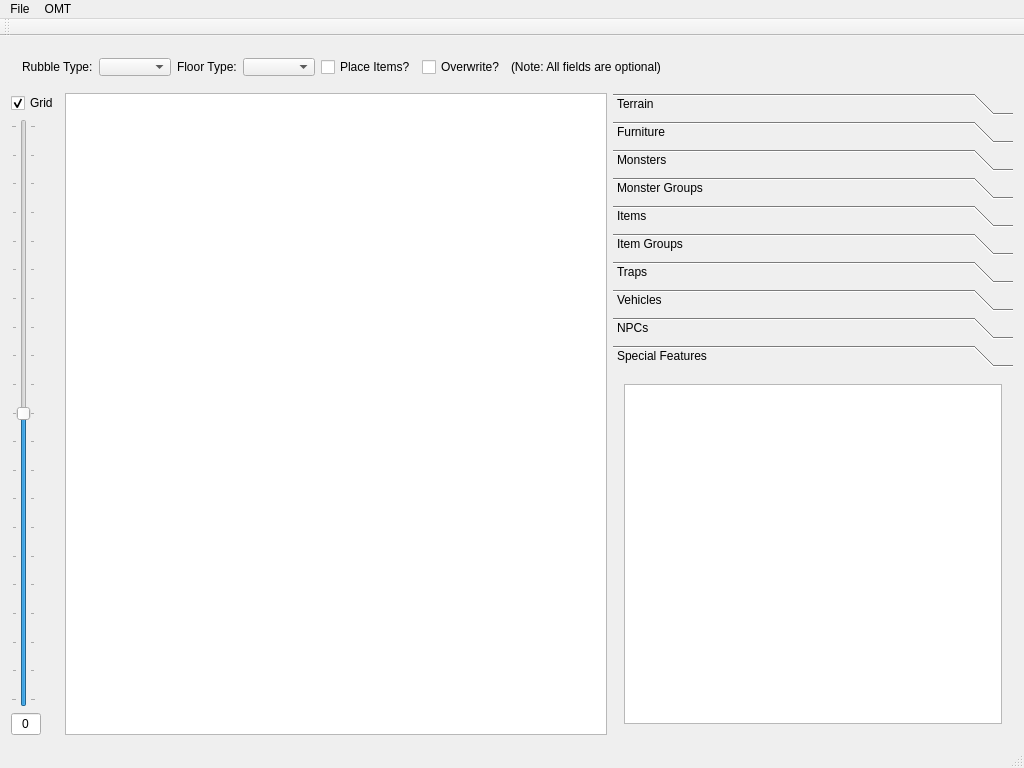
Old version of the form buildingeditor.ui in the repository vache/BuildingEditor.
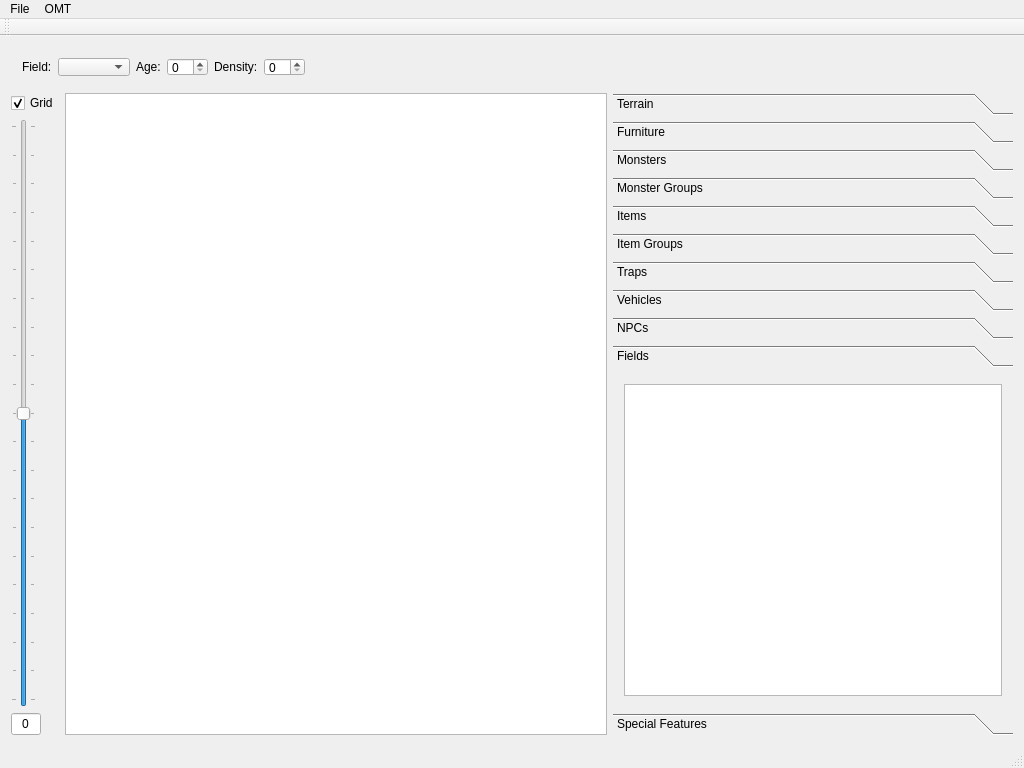
New version of the form. The open tabs and pages were chosen to show the change. Custom widgets are drawn as their Qt base class.

Commit message: start fields

Diff of the .ui file:
```diff
--- a/buildingeditor.ui
+++ b/buildingeditor.ui
@@ -24,7 +24,7 @@
        </size>
       </property>
       <property name="currentIndex">
-       <number>8</number>
+       <number>9</number>
       </property>
       <widget class="QWidget" name="itemGroupEditor">
        <layout class="QHBoxLayout" name="horizontalLayout">
@@ -459,7 +459,14 @@
          </widget>
         </item>
         <item>
-         <widget class="QComboBox" name="rubbleType"/>
+         <widget class="QComboBox" name="rubbleType">
+          <property name="minimumSize">
+           <size>
+            <width>100</width>
+            <height>0</height>
+           </size>
+          </property>
+         </widget>
         </item>
         <item>
          <widget class="QLabel" name="label_21">
@@ -469,7 +476,14 @@
          </widget>
         </item>
         <item>
-         <widget class="QComboBox" name="floorType"/>
+         <widget class="QComboBox" name="floorType">
+          <property name="minimumSize">
+           <size>
+            <width>100</width>
+            <height>0</height>
+           </size>
+          </property>
+         </widget>
         </item>
         <item>
          <widget class="QCheckBox" name="placeItems">
@@ -499,7 +513,54 @@
           </property>
           <property name="sizeHint" stdset="0">
            <size>
-            <width>390</width>
+            <width>328</width>
+            <height>19</height>
+           </size>
+          </property>
+         </spacer>
+        </item>
+       </layout>
+      </widget>
+      <widget class="QWidget" name="fieldEditor">
+       <layout class="QHBoxLayout" name="horizontalLayout_11">
+        <item>
+         <widget class="QLabel" name="label_23">
+          <property name="text">
+           <string>Field:</string>
+          </property>
+         </widget>
+        </item>
+        <item>
+         <widget class="QComboBox" name="fieldName"/>
+        </item>
+        <item>
+         <widget class="QLabel" name="label_24">
+          <property name="text">
+           <string>Age:</string>
+          </property>
+         </widget>
+        </item>
+        <item>
+         <widget class="QSpinBox" name="fieldAge"/>
+        </item>
+        <item>
+         <widget class="QLabel" name="label_25">
+          <property name="text">
+           <string>Density:</string>
+          </property>
+         </widget>
+        </item>
+        <item>
+         <widget class="QSpinBox" name="fieldDensity"/>
+        </item>
+        <item>
+         <spacer name="horizontalSpacer_10">
+          <property name="orientation">
+           <enum>Qt::Horizontal</enum>
+          </property>
+          <property name="sizeHint" stdset="0">
+           <size>
+            <width>717</width>
             <height>19</height>
            </size>
           </property>
@@ -782,13 +843,23 @@
           </item>
          </layout>
         </widget>
+        <widget class="QWidget" name="fieldPage">
+         <attribute name="label">
+          <string>Fields</string>
+         </attribute>
+         <layout class="QVBoxLayout" name="verticalLayout_13">
+          <item>
+           <widget class="QListWidget" name="fieldWidget"/>
+          </item>
+         </layout>
+        </widget>
         <widget class="QWidget" name="specialPage">
          <property name="geometry">
           <rect>
            <x>0</x>
            <y>0</y>
            <width>400</width>
-           <height>379</height>
+           <height>352</height>
           </rect>
          </property>
          <attribute name="label">
```
Left out of the diff: 20 changed lines with no effect on the pictures. The commit also changes 8 other files.
